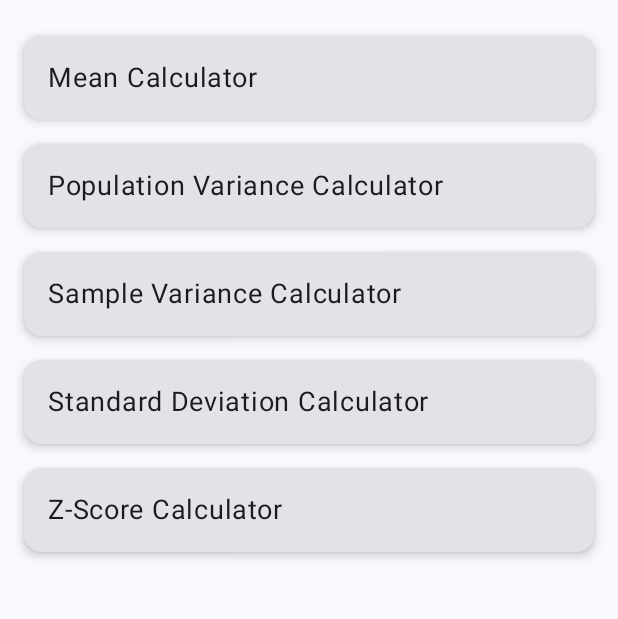
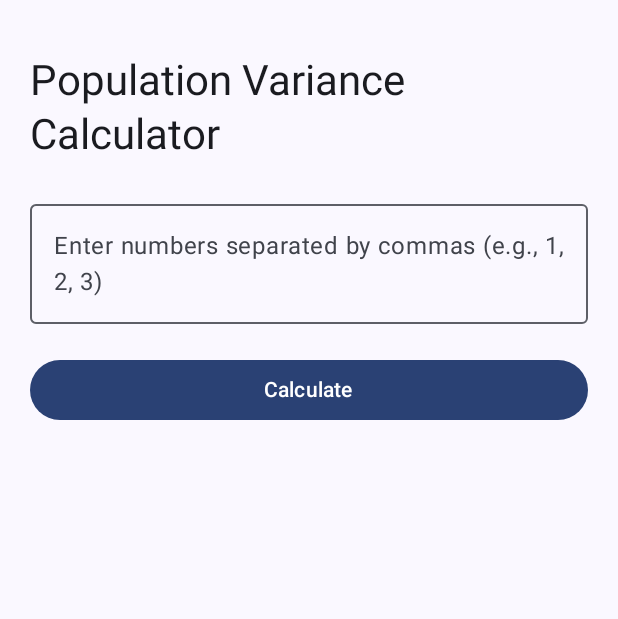
Before and after one commit to Ryanny-y/ProbCall, an Android app built with Jetpack Compose: the screen it shows after launch (MainActivity), after a tap on "Population Variance Calculator", on a phone screen of 412 x 824 dp, the part 96-715 px from its top. Run offline under Robolectric (Android 15) with nearby library versions, the phone set to English and light mode, and no system bars.

Commit message:
Make Population Variance calculator

```diff
--- /dev/null
+++ b/app/src/main/java/com/example/probcal/page/calculators/PopulationVarianceCalc.kt
@@ -0,0 +1,67 @@
+package com.example.probcal.pages
+
+import androidx.compose.foundation.layout.*
+import androidx.compose.material3.*
+import androidx.compose.runtime.*
+import androidx.compose.ui.Alignment
+import androidx.compose.ui.Modifier
+import androidx.compose.ui.text.input.KeyboardType
+import androidx.compose.ui.unit.dp
+import androidx.compose.foundation.text.KeyboardOptions
+
+@Composable
+fun PopulationVarianceCalc(modifier: Modifier = Modifier) {
+
+    var input by remember { mutableStateOf("") }
+    var result by remember { mutableStateOf<Double?>(null) }
+
+    Column(
+        modifier = modifier
+            .fillMaxSize()
+            .padding(20.dp),
+        horizontalAlignment = Alignment.CenterHorizontally
+    ) {
+        Text(
+            text = "Population Variance Calculator",
+            style = MaterialTheme.typography.headlineMedium
+        )
+
+        Spacer(modifier = Modifier.height(20.dp))
+
+        OutlinedTextField(
+            value = input,
+            onValueChange = { input = it },
+            label = { Text("Enter numbers separated by commas (e.g., 1, 2, 3)") },
+            modifier = Modifier.fillMaxWidth(),
+            keyboardOptions = KeyboardOptions(keyboardType = KeyboardType.Number)
+        )
+
+        Spacer(modifier = Modifier.height(20.dp))
+
+        Button(
+            onClick = {
+                val numbers = input
+                    .split(",")
+                    .mapNotNull { it.trim().toDoubleOrNull() }
+
+                if (numbers.isNotEmpty()) {
+                    val mean = numbers.sum() / numbers.size
+                    val variance = numbers.sumOf { (it - mean) * (it - mean) } / numbers.size
+                    result = variance
+                }
+            },
+            modifier = Modifier.fillMaxWidth()
+        ) {
+            Text("Calculate")
+        }
+
+        Spacer(modifier = Modifier.height(20.dp))
+
+        result?.let {
+            Text(
+                text = "Population Variance: ${"%.2f".format(it)}",
+                style = MaterialTheme.typography.headlineSmall
+            )
+        }
+    }
+}
--- a/app/src/main/java/com/example/probcal/ui/component/AppNavGraph.kt
+++ b/app/src/main/java/com/example/probcal/ui/component/AppNavGraph.kt
@@ -7,6 +7,7 @@ import androidx.navigation.compose.NavHost
 import androidx.navigation.compose.composable
 import com.example.probcal.page.HomeComp
 import com.example.probcal.pages.MeanCalculatorPage
+import com.example.probcal.pages.PopulationVarianceCalc
 
 @Composable
 fun AppNavGraph(modifier: Modifier, navController: NavHostController) {
@@ -30,5 +31,8 @@ fun AppNavGraph(modifier: Modifier, navController: NavHostController) {
         composable("mean_calculator") {
             MeanCalculatorPage(modifier)
         }
+        composable("population_variance_calculator") {
+            PopulationVarianceCalc(modifier)
+        }
     }
 }
```
Also changed, not shown: app/src/main/java/com/example/probcal/page/calculators/MeanCalc.kt (renamed from app/src/main/java/com/example/probcal/page/calculators/MeanCalculator.kt).
